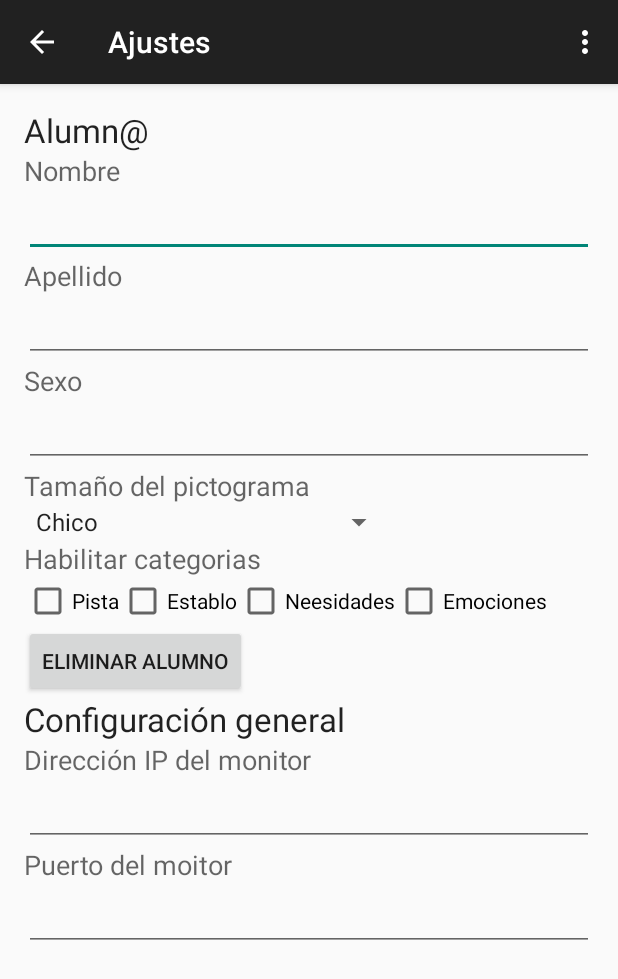
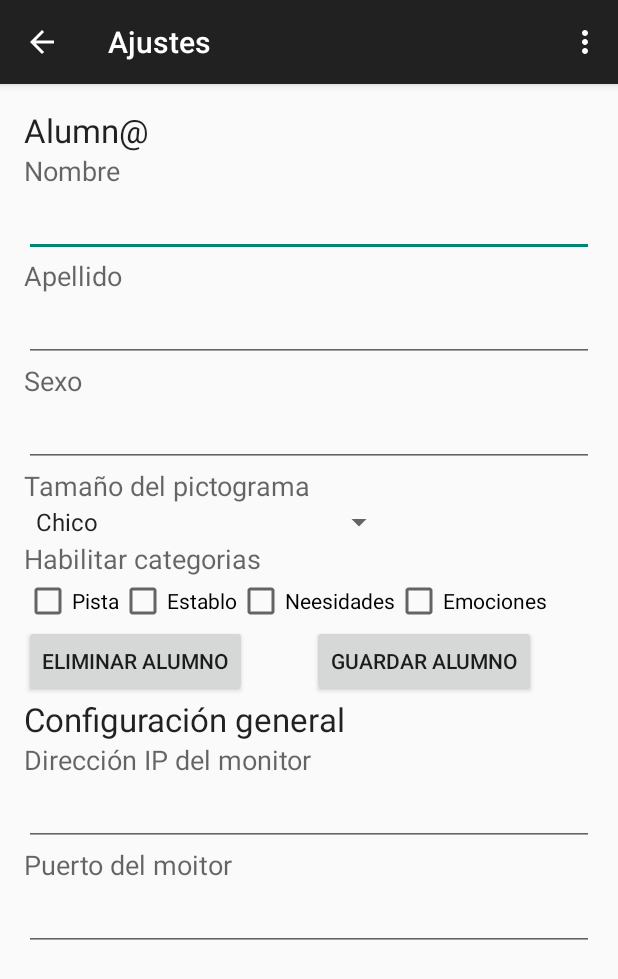
Before and after one commit to cuiti/Hermes-android, an Android app: the screen it shows after launch (AjustesActivity), after a tap on "NUEV@ ALUMN@", on a phone screen of 412 x 824 dp. Shown: the top 979 px of the screen. Run offline under Robolectric (Android 15) with nearby library versions, the phone set to English and light mode, and no system bars.

Commit message:
Agregado guardar alumno

```diff
--- a/app/src/main/java/hermescuitinorodriguez/laboratorio/hermescomunicador/AjustesActivity.java
+++ b/app/src/main/java/hermescuitinorodriguez/laboratorio/hermescomunicador/AjustesActivity.java
@@ -59,34 +59,20 @@ public class AjustesActivity extends AppCompatActivity {
             direccionIP.setText(configuracion.getDireccionIP());
             puerto.setText(configuracion.getPuerto().toString());
         }
-//        guardar =   (Button) findViewById(R.id.guardar);
-/*        guardar.setOnClickListener(new View.OnClickListener() {
-            public void onClick(View v) {
-                nuevoAlumno();
-            }
-        });*/
-
-/*        Button eliminar = (Button) findViewById(R.id.eliminarAlumno);
-        eliminar.setOnClickListener(new View.OnClickListener() {
-            @Override
-            public void onClick(View v) {
-                Intent intent = new Intent(AjustesActivity.this, ComunicadorGrillaActivity.class);
-                startActivity(intent);
-                finish();
-            }
-        });*/
     }
 
-    protected void nuevoAlumno(){
+    public void nuevoAlumno(View view) {
         String nombre = nombreAlumno.getText().toString();
         String apellido = apellidoAlumno.getText().toString();
         String sexo = sexoAlumno.getText().toString();
         String tamañoPictograma = "";
 
-        if ((nombre != null && nombre != "") || (apellido != null && apellido != "")) {
+        if ((nombre != null && nombre != "") || (apellido != null && apellido != "") || (sexo != null && sexo != "")) {
             Database database = new Database(getApplicationContext());
             database.getWritableDatabase();
             database.nuevoAlumno(nombre, apellido, sexo, tamañoPictograma, "establo");
+            Toast.makeText(AjustesActivity.this, R.string.alumno_guardar_confirmacion, Toast.LENGTH_SHORT).show();
+
         }
         String ip = direccionIP.getText().toString();
         Integer puertoC = Integer.parseInt(puerto.getText().toString());
@@ -97,6 +83,10 @@ public class AjustesActivity extends AppCompatActivity {
                 db.modificarConfiguracion(ip, puertoC);
             }
         }
+        Intent intent = new Intent(this, ComunicadorGrillaActivity.class);
+        startActivity(intent);
+        finish();
+
     }
 
     public void borrar(View view)
@@ -135,11 +125,11 @@ public class AjustesActivity extends AppCompatActivity {
         return true;
     }
 
-    @Override
+/*    @Override
     public void onBackPressed(){
         Intent intent = new Intent(this, ComunicadorGrillaActivity.class);
         startActivity(intent);
-    }
+    }*/
 
     /*public void onCheckboxClicked(View view) {
 
--- a/app/src/main/java/hermescuitinorodriguez/laboratorio/hermescomunicador/ComunicadorGrillaActivity.java
+++ b/app/src/main/java/hermescuitinorodriguez/laboratorio/hermescomunicador/ComunicadorGrillaActivity.java
@@ -45,16 +45,10 @@ public class ComunicadorGrillaActivity extends AppCompatActivity {
         nuevoAlumno.setOnClickListener(new View.OnClickListener() {
             @Override
             public void onClick(View v) {
-                // test
-                Database database = new Database(getApplicationContext());
-                database.getWritableDatabase();
-                database.nuevoAlumno("jaun", "perez", "femenino", "mediano", "establo");
-
                 Intent intent = new Intent(ComunicadorGrillaActivity.this, AjustesActivity.class);
                 Alumno alumno = null; // Para evitar un null point exception
                 intent.putExtra("alumno", alumno);
                 startActivity(intent);
-                finish();
             }
         });
     }
--- a/app/src/main/res/layout/activity_ajustes.xml
+++ b/app/src/main/res/layout/activity_ajustes.xml
@@ -200,6 +200,15 @@
                 android:layout_alignParentEnd="true"
                 android:layout_below="@+id/textView8" />
 
+            <Button
+                android:layout_width="wrap_content"
+                android:layout_height="wrap_content"
+                android:text="Guardar Alumno"
+                android:id="@+id/button"
+                android:onClick="nuevoAlumno"
+                android:layout_below="@+id/checkNecesidades"
+                android:layout_toEndOf="@+id/textView7" />
+
         </RelativeLayout>
     </ScrollView>
 
--- a/app/src/main/res/values/strings.xml
+++ b/app/src/main/res/values/strings.xml
@@ -6,6 +6,7 @@
     <string name="alumno_eliminar_titulo">Eliminar Alumno</string>
     <string name="alumno_eliminar_mensaje">¿Seguro que desea eliminar al alumno?</string>
     <string name="alumno_eliminar_confirmacion">Alumno eliminado</string>
+    <string name="alumno_guardar_confirmacion">Alumno guardado</string>
 
     <string-array name="sexo_array">
         <item>Masculino</item>
```
